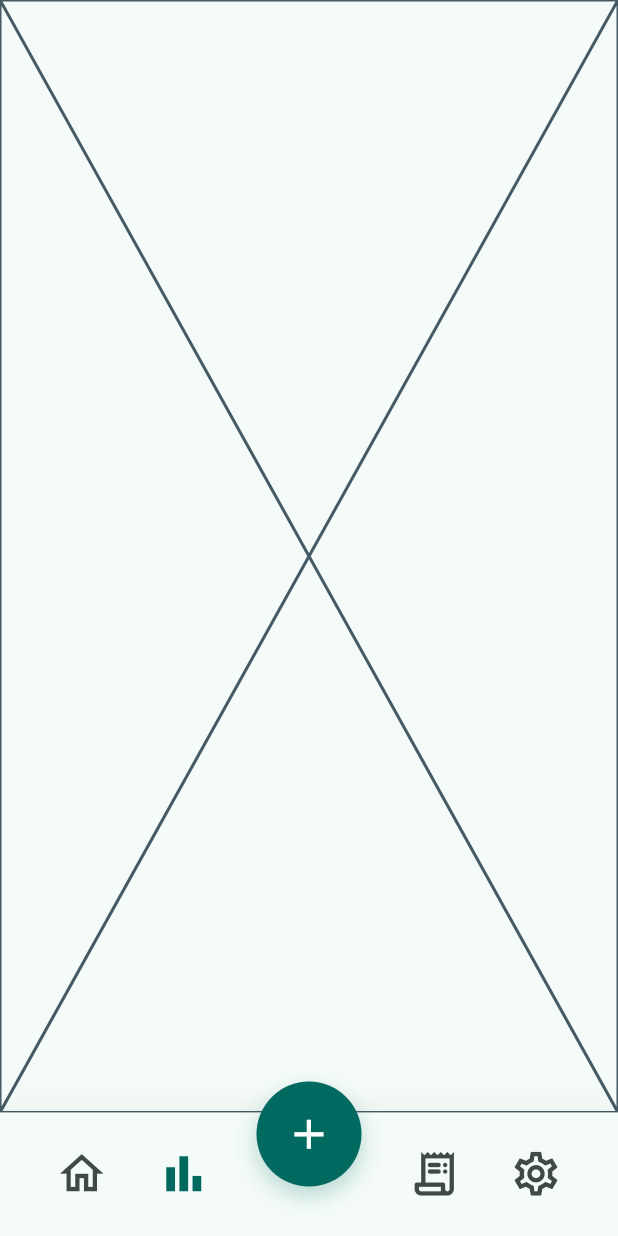
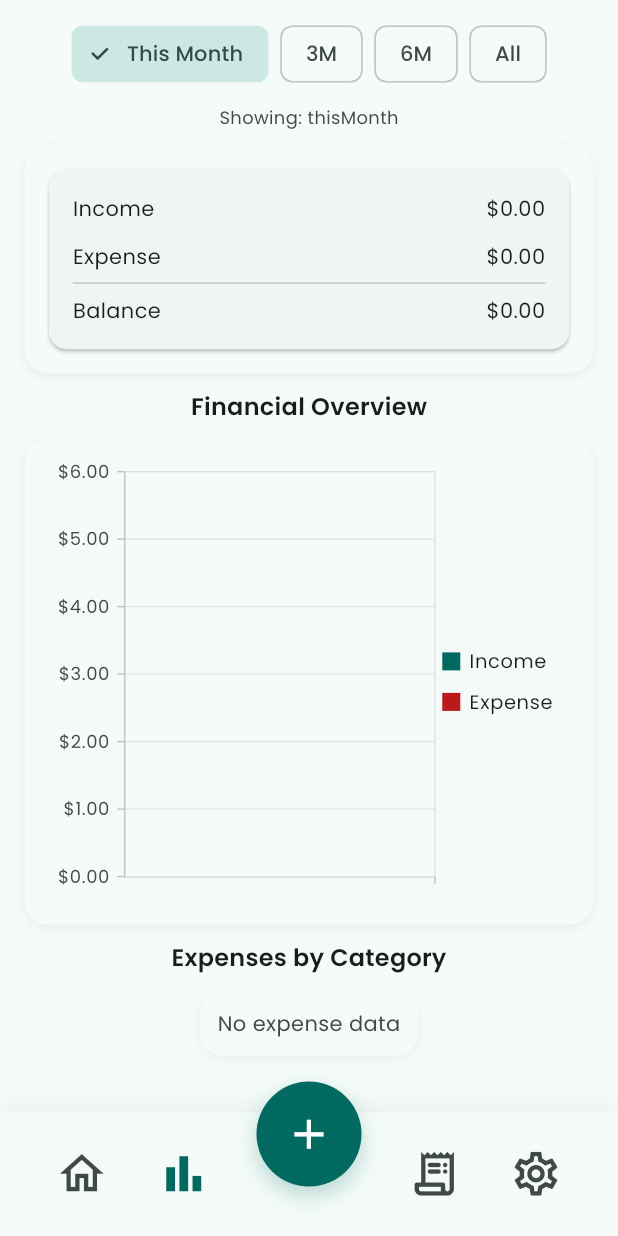
Before and after one commit to May-tea/flutter-expense-tracker, a Flutter app: the screen it shows once a user with an empty profile is signed in, after a tap on the "bar chart" icon, on a phone screen of 412 x 824 dp. Run offline on Flutter 3.47's test engine with Material 3 defaults, Android fonts, the phone set to English and light mode, and no system bars; our stand-ins replace cloud_firestore, firebase_auth, firebase_core, flutter_local_notifications, flutter_riverpod, flutter_timezone and 4 more; accounts and stored records are empty; statements that could not run were skipped.

Commit message:
feat(stats): add income/expense dashboard with filtering and charts

```diff
--- a/lib/features/navigation/screens/main_screen.dart
+++ b/lib/features/navigation/screens/main_screen.dart
@@ -1,6 +1,7 @@
 import 'package:flutter/material.dart';
 
 import '../../settings/screens/settings_screen.dart';
+import '../../stats/screens/stats_screen.dart';
 import '../../transactions/screens/add_transaction/add_transaction_screen.dart';
 import '../../transactions/screens/all_transactions/all_transactions_screen.dart';
 import '../../transactions/screens/home/home_screen.dart';
@@ -18,7 +19,7 @@ class _MainScreenState extends State<MainScreen> {
 
   final List<Widget> _pages = const [
     HomeScreen(),
-    Placeholder(),
+    StatsScreen(),
     Placeholder(),
     AllTransactionsScreen(),
     SettingsScreen(),
--- /dev/null
+++ b/lib/features/stats/extensions/stats_filter_extension.dart
@@ -0,0 +1,10 @@
+import '../models/stats_filter.dart';
+
+extension StatsFilterX on StatsFilter {
+  String get label => switch (this) {
+    .thisMonth => 'This Month',
+    .threeMonths => '3M',
+    .sixMonths => '6M',
+    .all => 'All',
+  };
+}
--- /dev/null
+++ b/lib/features/stats/models/stats_filter.dart
@@ -0,0 +1,17 @@
+import 'package:intl/intl.dart';
+
+enum StatsFilter { thisMonth, threeMonths, sixMonths, all }
+
+class MonthlyStats {
+  MonthlyStats({
+    required this.month,
+    required this.income,
+    required this.expense,
+  });
+
+  final DateTime month;
+  final double income;
+  final double expense;
+
+  String get monthLabel => DateFormat('MMM yyyy').format(month);
+}
--- /dev/null
+++ b/lib/features/stats/providers/stats_provider.dart
@@ -0,0 +1,119 @@
+import 'package:flutter_riverpod/flutter_riverpod.dart';
+import 'package:flutter_riverpod/legacy.dart';
+
+import '../../transactions/models/expense_category.dart';
+import '../../transactions/models/transaction_model.dart';
+import '../../transactions/providers/transaction_provider.dart';
+import '../models/stats_filter.dart';
+
+final statsFilterProvider = StateProvider<StatsFilter>((ref) => .thisMonth);
+
+final filteredTransactionsProvider = Provider<List<TransactionModel>>((ref) {
+  final transactions = ref
+      .watch(transactionsProvider)
+      .maybeWhen(data: (data) => data, orElse: () => <TransactionModel>[]);
+
+  final filter = ref.watch(statsFilterProvider);
+
+  DateTime subtractMonths(DateTime date, int months) {
+    final y = date.year;
+    final m = date.month - months;
+    final d = date.day;
+
+    final newYear = y + (m <= 0 ? (m - 12) ~/ 12 : 0);
+    final newMonth = (m % 12 == 0 ? 12 : m % 12);
+    final lastDayOfMonth = DateTime(newYear, newMonth + 1, 0).day;
+    final newDay = d > lastDayOfMonth ? lastDayOfMonth : d;
+
+    return DateTime(newYear, newMonth, newDay);
+  }
+
+  final now = DateTime.now();
+
+  return switch (filter) {
+    .thisMonth =>
+      transactions
+          .where((t) => t.date.year == now.year && t.date.month == now.month)
+          .toList(),
+    .threeMonths =>
+      transactions
+          .where((t) => !t.date.isBefore(subtractMonths(now, 3)))
+          .toList(),
+    .sixMonths =>
+      transactions
+          .where((t) => !t.date.isBefore(subtractMonths(now, 6)))
+          .toList(),
+    .all => transactions,
+  };
+});
+
+double _sumAmounts(List<TransactionModel> transactions) {
+  return transactions.fold(0, (sum, t) => sum + t.amount);
+}
+
+final filteredIncomeProvider = Provider<double>((ref) {
+  return _sumAmounts(
+    ref
+        .watch(filteredTransactionsProvider)
+        .where((t) => t.type == .income)
+        .toList(),
+  );
+});
+
+final filteredExpenseProvider = Provider<double>((ref) {
+  return _sumAmounts(
+    ref
+        .watch(filteredTransactionsProvider)
+        .where((t) => t.type == .expense)
+        .toList(),
+  );
+});
+
+final balanceProvider = Provider<double>((ref) {
+  return ref.watch(filteredIncomeProvider) - ref.watch(filteredExpenseProvider);
+});
+
+final categoryBreakdownProvider = Provider<Map<ExpenseCategory, double>>((ref) {
+  final transactions = ref
+      .watch(filteredTransactionsProvider)
+      .where((t) => t.type == .expense && t.category != .income)
+      .toList();
+
+  final Map<ExpenseCategory, double> breakdown = {};
+
+  for (final t in transactions) {
+    breakdown[t.category] = (breakdown[t.category] ?? 0) + t.amount;
+  }
+
+  return breakdown;
+});
+
+final monthlyStatsListProvider = Provider<List<MonthlyStats>>((ref) {
+  final transactions = ref.watch(filteredTransactionsProvider);
+
+  final Map<DateTime, Map<String, double>> grouped = {};
+
+  for (final t in transactions) {
+    final monthKey = DateTime(t.date.year, t.date.month);
+
+    grouped.putIfAbsent(monthKey, () => {'income': 0, 'expense': 0});
+
+    if (t.type == .income) {
+      grouped[monthKey]!['income'] = grouped[monthKey]!['income']! + t.amount;
+    } else {
+      grouped[monthKey]!['expense'] = grouped[monthKey]!['expense']! + t.amount;
+    }
+  }
+
+  final result = grouped.entries.map((e) {
+    return MonthlyStats(
+      month: e.key,
+      income: e.value['income'] ?? 0,
+      expense: e.value['expense'] ?? 0,
+    );
+  }).toList();
+
+  result.sort((a, b) => a.month.compareTo(b.month));
+
+  return result;
+});
--- /dev/null
+++ b/lib/features/stats/screens/stats_screen.dart
@@ -0,0 +1,70 @@
+import 'package:flutter/material.dart';
+import 'package:flutter_riverpod/flutter_riverpod.dart';
+
+import '../../../core/utils/screen_utils.dart';
+import '../providers/stats_provider.dart';
+import '../widgets/category_breakdown.dart';
+import '../widgets/income_expense_chart.dart';
+import '../widgets/stats_container.dart';
+import '../widgets/stats_filter_chips.dart';
+import '../widgets/stats_summary_card.dart';
+
+class StatsScreen extends ConsumerWidget {
+  const StatsScreen({super.key});
+
+  @override
+  Widget build(BuildContext context, WidgetRef ref) {
+    final screenWidth = ScreenUtils.width(context);
+    final colorScheme = Theme.of(context).colorScheme;
+
+    final filter = ref.watch(statsFilterProvider);
+
+    return Scaffold(
+      body: SafeArea(
+        child: Padding(
+          padding: .symmetric(
+            horizontal: screenWidth * 0.04,
+            vertical: screenWidth * 0.029,
+          ),
+          child: SingleChildScrollView(
+            child: Column(
+              spacing: screenWidth * 0.024,
+              children: [
+                const StatsFilterChips(),
+
+                Text(
+                  'Showing: ${filter.name}',
+                  style: .new(
+                    fontSize: screenWidth * 0.029,
+                    color: colorScheme.onSurfaceVariant,
+                  ),
+                ),
+
+                const StatsContainer(child: StatsSummaryCard()),
+
+                Text(
+                  'Financial Overview',
+                  style: Theme.of(context).textTheme.titleMedium?.copyWith(
+                    fontWeight: .w600,
+                    letterSpacing: 0.2,
+                  ),
+                ),
+
+                const StatsContainer(child: IncomeExpenseChart()),
+
+                Text(
+                  'Expenses by Category',
+                  style: Theme.of(context).textTheme.titleMedium?.copyWith(
+                    fontWeight: FontWeight.w600,
+                  ),
+                ),
+
+                const StatsContainer(child: CategoryBreakdown()),
+              ],
+            ),
+          ),
+        ),
+      ),
+    );
+  }
+}
--- /dev/null
+++ b/lib/features/stats/widgets/category_breakdown.dart
@@ -0,0 +1,43 @@
+import 'package:flutter/material.dart';
+import 'package:flutter_riverpod/flutter_riverpod.dart';
+
+import '../../../core/utils/screen_utils.dart';
+import '../providers/stats_provider.dart';
+
+class CategoryBreakdown extends ConsumerWidget {
+  const CategoryBreakdown({super.key});
+
+  @override
+  Widget build(BuildContext context, WidgetRef ref) {
+    final breakdown = ref.watch(categoryBreakdownProvider);
+
+    final screenWidth = ScreenUtils.width(context);
+    final colorScheme = Theme.of(context).colorScheme;
+
+    if (breakdown.isEmpty) {
+      return Text(
+        'No expense data',
+        style: .new(color: colorScheme.onSurfaceVariant),
+      );
+    }
+
+    return Column(
+      crossAxisAlignment: .start,
+      children: breakdown.entries.map((entry) {
+        final category = entry.key;
+        final amount = entry.value;
+
+        return Padding(
+          padding: .symmetric(vertical: screenWidth * 0.01),
+          child: Row(
+            mainAxisAlignment: .spaceBetween,
+            children: [
+              Text(category.name, style: const .new(fontWeight: .w500)),
+              Text('\$${amount.toStringAsFixed(2)}'),
+            ],
+          ),
+        );
+      }).toList(),
+    );
+  }
+}
--- /dev/null
+++ b/lib/features/stats/widgets/income_expense_chart.dart
@@ -0,0 +1,53 @@
+import 'package:flutter/material.dart';
+import 'package:flutter_riverpod/flutter_riverpod.dart';
+import 'package:intl/intl.dart';
+import 'package:syncfusion_flutter_charts/charts.dart';
+
+import '../models/stats_filter.dart';
+import '../providers/stats_provider.dart';
+
+class IncomeExpenseChart extends ConsumerWidget {
+  const IncomeExpenseChart({super.key});
+
+  @override
+  Widget build(BuildContext context, WidgetRef ref) {
+    final stats = ref.watch(monthlyStatsListProvider);
+
+    final colorScheme = Theme.of(context).colorScheme;
+
+    return AnimatedSwitcher(
+      duration: const .new(milliseconds: 500),
+      switchInCurve: Curves.easeOut,
+      switchOutCurve: Curves.easeIn,
+      child: SfCartesianChart(
+        key: ValueKey(stats),
+        primaryXAxis: const CategoryAxis(),
+        primaryYAxis: NumericAxis(
+          numberFormat: NumberFormat.compactCurrency(symbol: '\$'),
+        ),
+        tooltipBehavior: TooltipBehavior(enable: true),
+        legend: const Legend(isVisible: true),
+        series: <CartesianSeries<MonthlyStats, String>>[
+          ColumnSeries<MonthlyStats, String>(
+            dataSource: stats,
+            xValueMapper: (stat, _) => stat.monthLabel,
+            yValueMapper: (stat, _) => stat.income,
+            name: 'Income',
+            color: colorScheme.primary,
+            animationDuration: 600,
+            dataLabelSettings: const DataLabelSettings(isVisible: true),
+          ),
+          ColumnSeries<MonthlyStats, String>(
+            dataSource: stats,
+            xValueMapper: (stat, _) => stat.monthLabel,
+            yValueMapper: (stat, _) => stat.expense,
+            name: 'Expense',
+            color: colorScheme.error,
+            animationDuration: 600,
+            dataLabelSettings: const DataLabelSettings(isVisible: true),
+          ),
+        ],
+      ),
+    );
+  }
+}
--- /dev/null
+++ b/lib/features/stats/widgets/stats_container.dart
@@ -0,0 +1,31 @@
+import 'package:flutter/material.dart';
+
+import '../../../core/utils/screen_utils.dart';
+
+class StatsContainer extends StatelessWidget {
+  const StatsContainer({super.key, required this.child});
+
+  final Widget child;
+
+  @override
+  Widget build(BuildContext context) {
+    final screenWidth = ScreenUtils.width(context);
+    final colorScheme = Theme.of(context).colorScheme;
+
+    return Container(
+      padding: .all(screenWidth * 0.029),
+      decoration: BoxDecoration(
+        color: colorScheme.surface,
+        borderRadius: .circular(screenWidth * 0.039),
+        boxShadow: [
+          .new(
+            color: colorScheme.shadow.withValues(alpha: 0.05),
+            blurRadius: 6,
+            offset: const .new(0, 2),
+          ),
+        ],
+      ),
+      child: child,
+    );
+  }
+}
--- /dev/null
+++ b/lib/features/stats/widgets/stats_filter_chips.dart
@@ -0,0 +1,31 @@
+import 'package:flutter/material.dart';
+import 'package:flutter_riverpod/flutter_riverpod.dart';
+
+import '../../../core/utils/screen_utils.dart';
+import '../extensions/stats_filter_extension.dart';
+import '../models/stats_filter.dart';
+import '../providers/stats_provider.dart';
+
+class StatsFilterChips extends ConsumerWidget {
+  const StatsFilterChips({super.key});
+
+  @override
+  Widget build(BuildContext context, WidgetRef ref) {
+    final selectedFilter = ref.watch(statsFilterProvider);
+
+    final screenWidth = ScreenUtils.width(context);
+
+    return Wrap(
+      spacing: screenWidth * 0.019,
+      children: StatsFilter.values.map((filter) {
+        return ChoiceChip(
+          label: Text(filter.label),
+          selected: selectedFilter == filter,
+          onSelected: (_) {
+            ref.read(statsFilterProvider.notifier).state = filter;
+          },
+        );
+      }).toList(),
+    );
+  }
+}
--- /dev/null
+++ b/lib/features/stats/widgets/stats_summary_card.dart
@@ -0,0 +1,40 @@
+import 'package:flutter/material.dart';
+import 'package:flutter_riverpod/flutter_riverpod.dart';
+
+import '../../../core/utils/screen_utils.dart';
+import '../providers/stats_provider.dart';
+
+class StatsSummaryCard extends ConsumerWidget {
+  const StatsSummaryCard({super.key});
+
+  @override
+  Widget build(BuildContext context, WidgetRef ref) {
+    final income = ref.watch(filteredIncomeProvider);
+    final expense = ref.watch(filteredExpenseProvider);
+    final balance = ref.watch(balanceProvider);
+
+    final screenWidth = ScreenUtils.width(context);
+
+    return Card(
+      child: Padding(
+        padding: .all(screenWidth * 0.039),
+        child: Column(
+          children: [
+            _row('Income', income),
+            SizedBox(height: screenWidth * 0.029),
+            _row('Expense', expense),
+            const Divider(),
+            _row('Balance', balance),
+          ],
+        ),
+      ),
+    );
+  }
+
+  Widget _row(String title, double value) {
+    return Row(
+      mainAxisAlignment: .spaceBetween,
+      children: [Text(title), Text('\$${value.toStringAsFixed(2)}')],
+    );
+  }
+}
```
Also changed, not shown: pubspec.yaml (+12 -11 lines), pubspec.lock.
